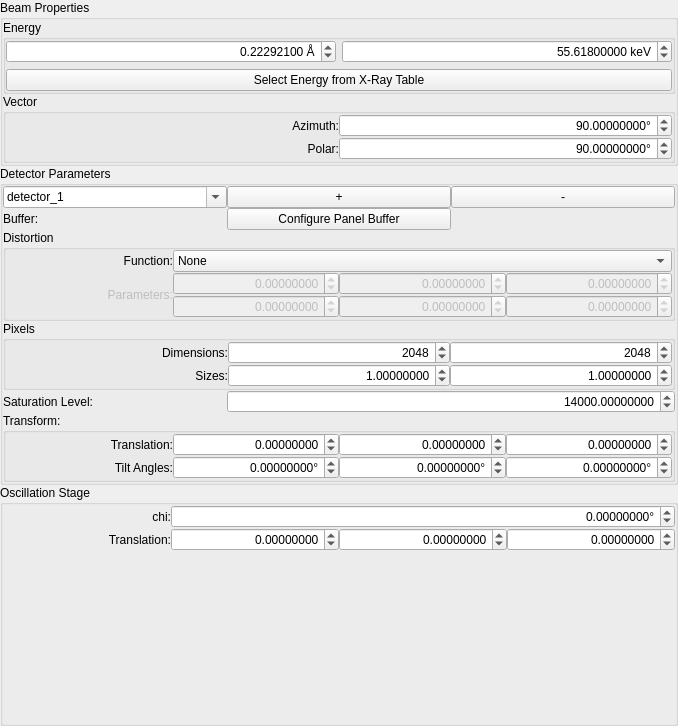
The window that hexrd/ui/resources/ui/calibration_config_widget.ui (HEXRD/hexrdgui) describes before a commit, drawn with Qt 5.
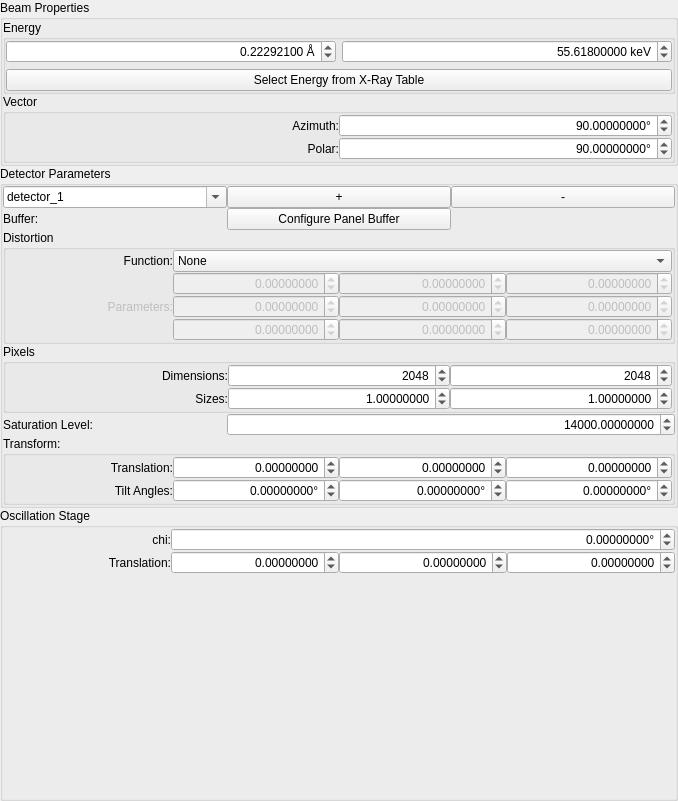
The same window after the commit. Custom widgets are drawn as their Qt base class.

Commit message:
Add "Dexela_2923" distortion option to GUI
This also adds the needed extra widgets.

```diff
--- a/hexrd/ui/resources/ui/calibration_config_widget.ui
+++ b/hexrd/ui/resources/ui/calibration_config_widget.ui
@@ -7,7 +7,7 @@
     <x>0</x>
     <y>0</y>
     <width>678</width>
-    <height>726</height>
+    <height>801</height>
    </rect>
   </property>
   <layout class="QVBoxLayout" name="verticalLayout_2">
@@ -700,7 +700,82 @@
            </property>
           </widget>
          </item>
-         <item row="2" column="0" rowspan="2">
+         <item row="4" column="1">
+          <widget class="ScientificDoubleSpinBox" name="cal_det_param_6">
+           <property name="enabled">
+            <bool>false</bool>
+           </property>
+           <property name="alignment">
+            <set>Qt::AlignRight|Qt::AlignTrailing|Qt::AlignVCenter</set>
+           </property>
+           <property name="keyboardTracking">
+            <bool>false</bool>
+           </property>
+           <property name="decimals">
+            <number>8</number>
+           </property>
+           <property name="minimum">
+            <double>-100000.000000000000000</double>
+           </property>
+           <property name="maximum">
+            <double>100000.000000000000000</double>
+           </property>
+           <property name="singleStep">
+            <double>0.100000000000000</double>
+           </property>
+          </widget>
+         </item>
+         <item row="4" column="2">
+          <widget class="ScientificDoubleSpinBox" name="cal_det_param_7">
+           <property name="enabled">
+            <bool>false</bool>
+           </property>
+           <property name="alignment">
+            <set>Qt::AlignRight|Qt::AlignTrailing|Qt::AlignVCenter</set>
+           </property>
+           <property name="keyboardTracking">
+            <bool>false</bool>
+           </property>
+           <property name="decimals">
+            <number>8</number>
+           </property>
+           <property name="minimum">
+            <double>-100000.000000000000000</double>
+           </property>
+           <property name="maximum">
+            <double>100000.000000000000000</double>
+           </property>
+           <property name="singleStep">
+            <double>0.100000000000000</double>
+           </property>
+          </widget>
+         </item>
+         <item row="4" column="3">
+          <widget class="ScientificDoubleSpinBox" name="cal_det_param_8">
+           <property name="enabled">
+            <bool>false</bool>
+           </property>
+           <property name="alignment">
+            <set>Qt::AlignRight|Qt::AlignTrailing|Qt::AlignVCenter</set>
+           </property>
+           <property name="keyboardTracking">
+            <bool>false</bool>
+           </property>
+           <property name="decimals">
+            <number>8</number>
+           </property>
+           <property name="minimum">
+            <double>-100000.000000000000000</double>
+           </property>
+           <property name="maximum">
+            <double>100000.000000000000000</double>
+           </property>
+           <property name="singleStep">
+            <double>0.100000000000000</double>
+           </property>
+          </widget>
+         </item>
+         <item row="2" column="0" rowspan="3">
           <widget class="QLabel" name="distortion_parameters_label">
            <property name="enabled">
             <bool>false</bool>
@@ -744,32 +819,7 @@
          <property name="spacing">
           <number>0</number>
          </property>
-         <item row="2" column="2">
-          <widget class="ScientificDoubleSpinBox" name="cal_det_size_0">
-           <property name="alignment">
-            <set>Qt::AlignRight|Qt::AlignTrailing|Qt::AlignVCenter</set>
-           </property>
-           <property name="keyboardTracking">
-            <bool>false</bool>
-           </property>
-           <property name="decimals">
-            <number>8</number>
-           </property>
-           <property name="minimum">
-            <double>0.000001000000000</double>
-           </property>
-           <property name="maximum">
-            <double>1000000.000000000000000</double>
-           </property>
-           <property name="singleStep">
-            <double>0.100000000000000</double>
-           </property>
-           <property name="value">
-            <double>1.000000000000000</double>
-           </property>
-          </widget>
-         </item>
-         <item row="2" column="1">
+         <item row="1" column="1">
           <widget class="QLabel" name="label_17">
            <property name="text">
             <string>Sizes:</string>
@@ -779,7 +829,7 @@
            </property>
           </widget>
          </item>
-         <item row="1" column="1">
+         <item row="0" column="1">
           <widget class="QLabel" name="label_12">
            <property name="text">
             <string>Dimensions:</string>
@@ -789,7 +839,32 @@
            </property>
           </widget>
          </item>
-         <item row="2" column="3">
+         <item row="1" column="2">
+          <widget class="ScientificDoubleSpinBox" name="cal_det_size_0">
+           <property name="alignment">
+            <set>Qt::AlignRight|Qt::AlignTrailing|Qt::AlignVCenter</set>
+           </property>
+           <property name="keyboardTracking">
+            <bool>false</bool>
+           </property>
+           <property name="decimals">
+            <number>8</number>
+           </property>
+           <property name="minimum">
+            <double>0.000001000000000</double>
+           </property>
+           <property name="maximum">
+            <double>1000000.000000000000000</double>
+           </property>
+           <property name="singleStep">
+            <double>0.100000000000000</double>
+           </property>
+           <property name="value">
+            <double>1.000000000000000</double>
+           </property>
+          </widget>
+         </item>
+         <item row="1" column="3">
           <widget class="ScientificDoubleSpinBox" name="cal_det_size_1">
            <property name="alignment">
             <set>Qt::AlignRight|Qt::AlignTrailing|Qt::AlignVCenter</set>
@@ -814,26 +889,7 @@
            </property>
           </widget>
          </item>
-         <item row="1" column="2">
-          <widget class="QSpinBox" name="cal_det_rows">
-           <property name="alignment">
-            <set>Qt::AlignRight|Qt::AlignTrailing|Qt::AlignVCenter</set>
-           </property>
-           <property name="keyboardTracking">
-            <bool>false</bool>
-           </property>
-           <property name="minimum">
-            <number>1</number>
-           </property>
-           <property name="maximum">
-            <number>100000</number>
-           </property>
-           <property name="value">
-            <number>2048</number>
-           </property>
-          </widget>
-         </item>
-         <item row="1" column="3">
+         <item row="0" column="3">
           <widget class="QSpinBox" name="cal_det_columns">
            <property name="alignment">
             <set>Qt::AlignRight|Qt::AlignTrailing|Qt::AlignVCenter</set>
@@ -852,6 +908,25 @@
            </property>
           </widget>
          </item>
+         <item row="0" column="2">
+          <widget class="QSpinBox" name="cal_det_rows">
+           <property name="alignment">
+            <set>Qt::AlignRight|Qt::AlignTrailing|Qt::AlignVCenter</set>
+           </property>
+           <property name="keyboardTracking">
+            <bool>false</bool>
+           </property>
+           <property name="minimum">
+            <number>1</number>
+           </property>
+           <property name="maximum">
+            <number>100000</number>
+           </property>
+           <property name="value">
+            <number>2048</number>
+           </property>
+          </widget>
+         </item>
         </layout>
        </widget>
       </item>
```
Left out of the diff: 170 changed lines with no effect on the pictures. The commit also changes 1 other file.
